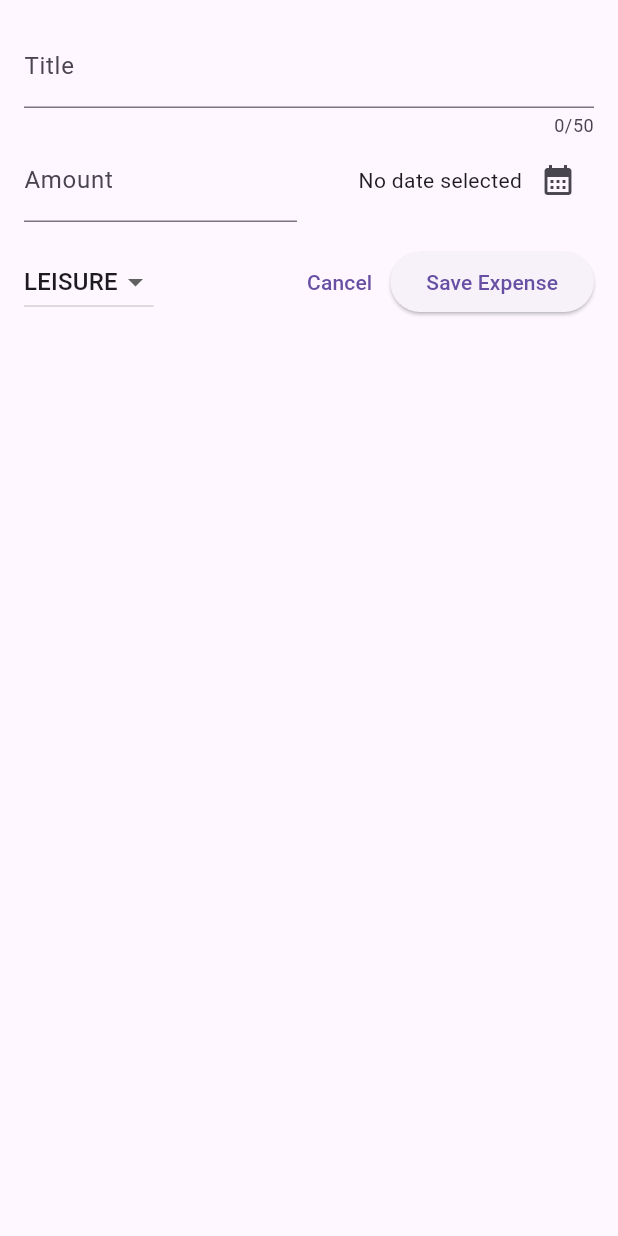
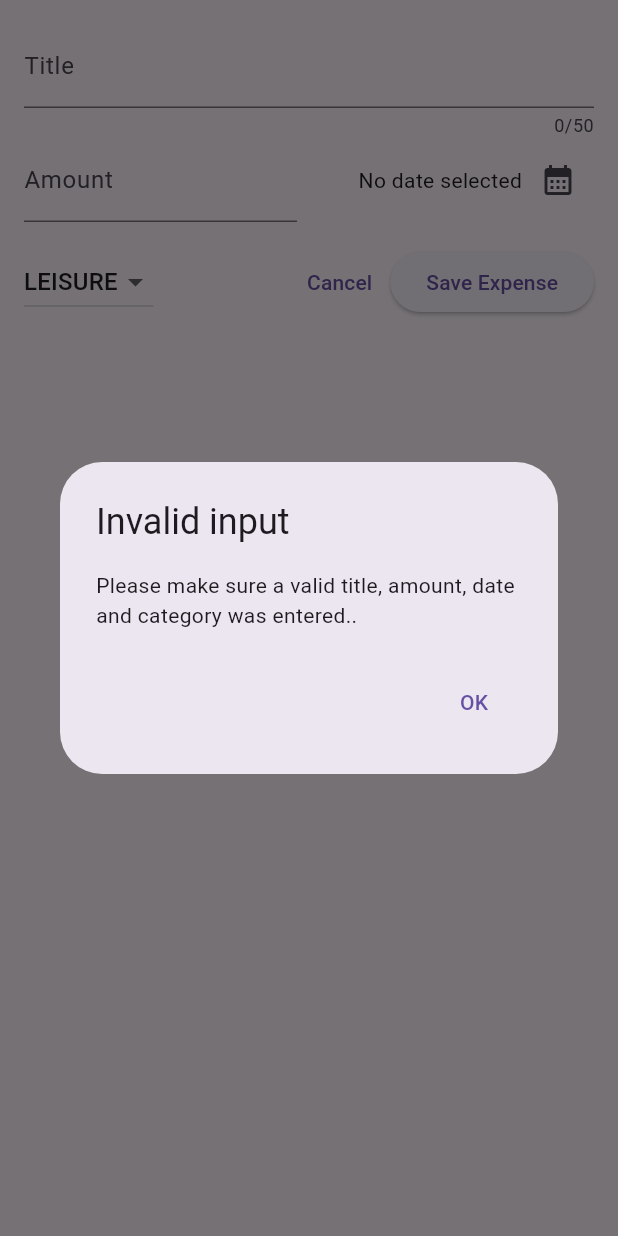
Before and after one commit to ricardoilla/expense_tracker, a Flutter app: the NewExpense widget shown alone on an empty page, opened directly, after a tap on "Save Expense", on a phone screen of 412 x 824 dp. Run offline on Flutter 3.47's test engine with Material 3 defaults, Android fonts, the phone set to English and light mode, and no system bars.

Commit message:
added data validation

```diff
--- a/lib/widgets/new_expense.dart
+++ b/lib/widgets/new_expense.dart
@@ -24,6 +24,34 @@ class _NewExpensesState extends State<NewExpense> {
     setState(() {
       _selectedDate = pickedDate;
     });
+  }
+
+  //Data validation:
+  void _submitExpenseData() {
+    final enteredAmount = double.tryParse(_amountController.text);
+    final amountIsInvalid = enteredAmount == null || enteredAmount <= 0;
+    if (_titleController.text.trim().isEmpty ||
+        amountIsInvalid ||
+        _selectedDate == null) {
+      //show error message
+      showDialog(
+        context: context,
+        builder: (ctx) => AlertDialog(
+          title: const Text('Invalid input'),
+          content: const Text(
+              'Please make sure a valid title, amount, date and category was entered..'),
+          actions: [
+            TextButton(
+              onPressed: () {
+                Navigator.pop(ctx);
+              },
+              child: const Text('OK'),
+            ),
+          ],
+        ),
+      );
+      return;
+    }
   }
 
   @override
@@ -74,7 +102,9 @@ class _NewExpensesState extends State<NewExpense> {
             )
           ],
         ),
-        const SizedBox(height: 16,),
+        const SizedBox(
+          height: 16,
+        ),
         Row(
           children: [
             DropdownButton(
@@ -106,10 +136,7 @@ class _NewExpensesState extends State<NewExpense> {
                 },
                 child: const Text('Cancel')),
             ElevatedButton(
-                onPressed: () {
-                  print(_titleController.text);
-                  print(_amountController.text);
-                },
+                onPressed: _submitExpenseData,
                 child: const Text('Save Expense')),
           ],
         ),
```
